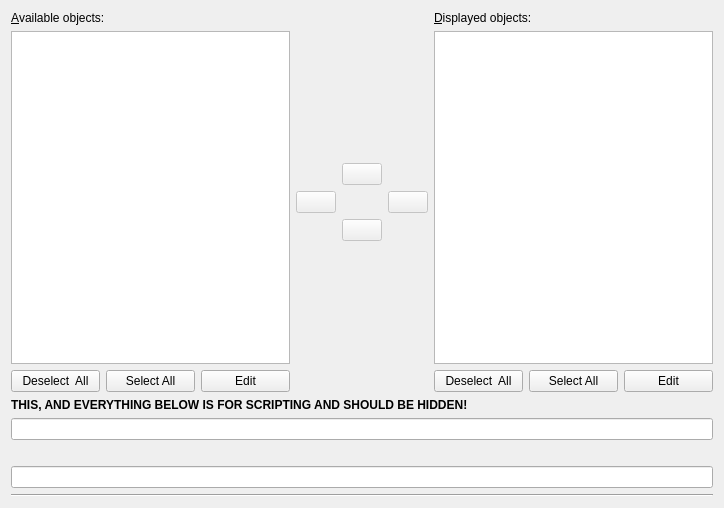
First picture: the form in src/libkstapp/contenttab.ui, repository Kst-plot/kst, before the edit.
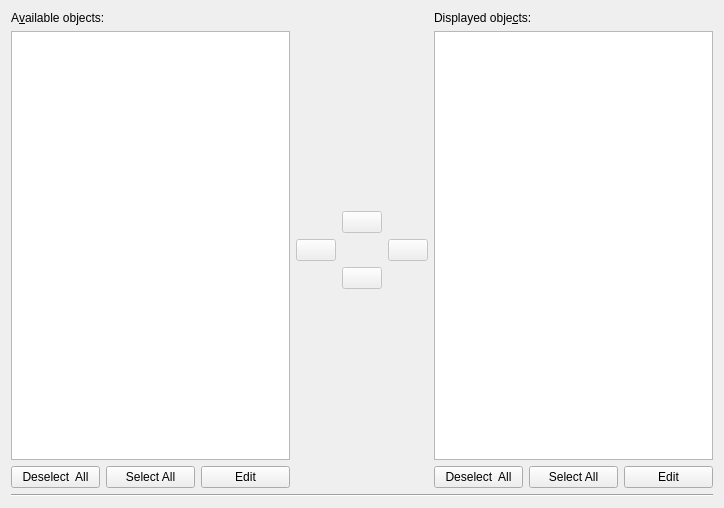
Second picture: the form after the edit.

Commit message:
Decruft: remove poperties used by old script interface.
These were used by 'DialogScriptInterface' which is gone
and has been replaced with the new script interface.

The edit to the form file:
```diff
--- a/src/libkstapp/contenttab.ui
+++ b/src/libkstapp/contenttab.ui
@@ -27,7 +27,7 @@
           </sizepolicy>
          </property>
          <property name="text">
-          <string>&amp;Available objects:</string>
+          <string>A&amp;vailable objects:</string>
          </property>
          <property name="wordWrap">
           <bool>false</bool>
@@ -207,7 +207,7 @@
           </sizepolicy>
          </property>
          <property name="text">
-          <string>&amp;Displayed objects:</string>
+          <string>Displayed obje&amp;cts:</string>
          </property>
          <property name="wordWrap">
           <bool>false</bool>
@@ -262,44 +262,6 @@
      </item>
     </layout>
    </item>
-   <item>
-    <widget class="QLabel" name="_scriptLabel1">
-     <property name="font">
-      <font>
-       <weight>75</weight>
-       <bold>true</bold>
-      </font>
-     </property>
-     <property name="text">
-      <string>THIS, AND EVERYTHING BELOW IS FOR SCRIPTING AND SHOULD BE HIDDEN!</string>
-     </property>
-     <property name="buddy">
-      <cstring>_scriptLineEdit1</cstring>
-     </property>
-     <property name="si" stdset="0">
-      <string notr="true">insert object</string>
-     </property>
-    </widget>
-   </item>
-   <item>
-    <widget class="QLineEdit" name="_scriptLineEdit1"/>
-   </item>
-   <item>
-    <widget class="QLabel" name="_scriptLabel2">
-     <property name="text">
-      <string/>
-     </property>
-     <property name="buddy">
-      <cstring>_scriptLineEdit2</cstring>
-     </property>
-     <property name="si" stdset="0">
-      <string notr="true">remove object</string>
-     </property>
-    </widget>
-   </item>
-   <item>
-    <widget class="QLineEdit" name="_scriptLineEdit2"/>
-   </item>
    <item>
     <widget class="Line" name="line">
      <property name="orientation">
```
Left out of the diff: 30 changed lines with no effect on the pictures. The commit also changes 49 other files.
